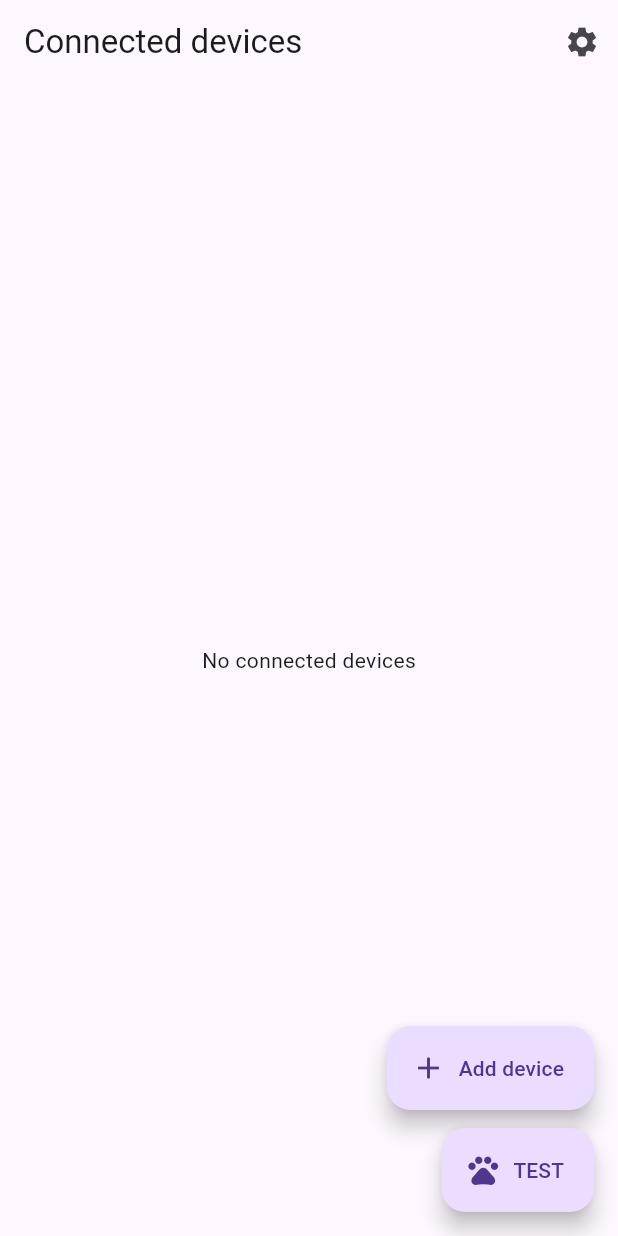
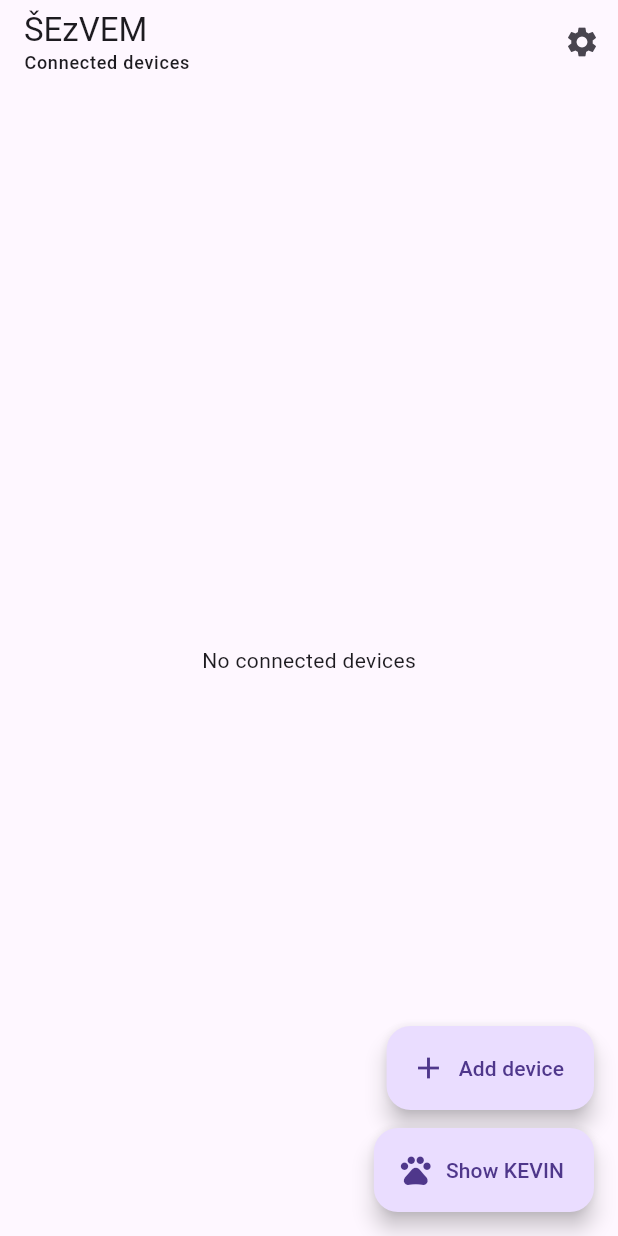
Before and after one commit to Zan-Infdata/sezvem-mobile, a Flutter app: the screen it shows after launch, after a tap on "Continue", on a phone screen of 412 x 824 dp. Run offline on Flutter 3.47's test engine with Material 3 defaults, Android fonts, the phone set to English and light mode, and no system bars; missing offline and left inert: flutter_reactive_ble.

Commit message:
Name the app ŠEzVEM and its companion KEVIN

```diff
--- /dev/null
+++ b/mobile/lib/app_names.dart
@@ -0,0 +1,3 @@
+const appName = 'ŠEzVEM';
+const companionName = 'KEVIN';
+const watchAppName = '$appName Watch';
--- a/mobile/lib/companion/companion_chat_panel.dart
+++ b/mobile/lib/companion/companion_chat_panel.dart
@@ -1,5 +1,6 @@
 import 'package:flutter/material.dart';
 
+import '../app_names.dart';
 import '../assistant/assistant_chat.dart';
 import '../assistant/assistant_engine.dart';
 
@@ -109,7 +110,7 @@ class _Header extends StatelessWidget {
             child: Column(
               crossAxisAlignment: CrossAxisAlignment.start,
               children: [
-                Text('IXLand companion', style: theme.textTheme.titleMedium),
+                Text(companionName, style: theme.textTheme.titleMedium),
                 Text(
                   _statusLine(chat.state),
                   style: theme.textTheme.bodySmall,
--- a/mobile/lib/companion/companion_overlay_app.dart
+++ b/mobile/lib/companion/companion_overlay_app.dart
@@ -2,6 +2,7 @@ import 'dart:async';
 
 import 'package:flutter/material.dart';
 
+import '../app_names.dart';
 import '../assistant/assistant_chat.dart';
 import '../assistant/assistant_engine.dart';
 import 'companion_actions.dart';
@@ -369,7 +370,7 @@ class _CompanionOverlayAppState extends State<CompanionOverlayApp>
           rect: head,
           child: Semantics(
             button: true,
-            label: 'IXLand companion. Tap to close the chat.',
+            label: '$companionName. Tap to close the chat.',
             child: GestureDetector(
               behavior: HitTestBehavior.opaque,
               onTap: _closeChat,
@@ -404,7 +405,7 @@ class _CompanionOverlayAppState extends State<CompanionOverlayApp>
       child: Semantics(
         button: true,
         label:
-            'IXLand companion. Tap to chat. Hold or swipe in any direction to interact.',
+            '$companionName. Tap to chat. Hold or swipe in any direction to interact.',
         child: GestureDetector(
           behavior: HitTestBehavior.opaque,
           onTap: () => _actions?.handle(CompanionInput.tap),
--- a/mobile/lib/devices/connected_devices_screen.dart
+++ b/mobile/lib/devices/connected_devices_screen.dart
@@ -4,6 +4,7 @@ import 'dart:convert';
 import 'package:flutter/material.dart';
 import 'package:flutter/services.dart';
 
+import '../app_names.dart';
 import '../companion/companion_monitoring.dart';
 import '../companion/companion_overlay.dart';
 import '../companion/companion_wander_test.dart';
@@ -188,7 +189,7 @@ class _ConnectedDevicesScreenState extends State<ConnectedDevicesScreen> {
         );
   }
 
-  Future<void> _testCompanion() async {
+  Future<void> _showCompanion() async {
     final companion = widget.companion;
     final messenger = ScaffoldMessenger.of(context);
     try {
@@ -200,7 +201,7 @@ class _ConnectedDevicesScreenState extends State<ConnectedDevicesScreen> {
         messenger.showSnackBar(
           const SnackBar(
             content: Text(
-              'Allow IXLand to display over other apps to test the companion.',
+              'Allow $appName to display over other apps to show $companionName.',
             ),
           ),
         );
@@ -215,7 +216,7 @@ class _ConnectedDevicesScreenState extends State<ConnectedDevicesScreen> {
     } on PlatformException {
       if (!mounted) return;
       messenger.showSnackBar(
-        const SnackBar(content: Text('Could not show the companion.')),
+        const SnackBar(content: Text('Could not show $companionName.')),
       );
     }
   }
@@ -270,7 +271,17 @@ class _ConnectedDevicesScreenState extends State<ConnectedDevicesScreen> {
           );
     return Scaffold(
       appBar: AppBar(
-        title: const Text('Connected devices'),
+        title: Column(
+          crossAxisAlignment: CrossAxisAlignment.start,
+          mainAxisSize: MainAxisSize.min,
+          children: [
+            const Text(appName),
+            Text(
+              'Connected devices',
+              style: Theme.of(context).textTheme.labelMedium,
+            ),
+          ],
+        ),
         actions: [
           IconButton(
             tooltip: 'Settings',
@@ -350,9 +361,9 @@ class _ConnectedDevicesScreenState extends State<ConnectedDevicesScreen> {
           ],
           FloatingActionButton.extended(
             heroTag: 'test_companion',
-            onPressed: _testCompanion,
+            onPressed: _showCompanion,
             icon: const Icon(Icons.pets),
-            label: const Text('TEST'),
+            label: const Text('Show $companionName'),
           ),
         ],
       ),
--- a/mobile/lib/main.dart
+++ b/mobile/lib/main.dart
@@ -1,6 +1,7 @@
 import 'package:flutter/material.dart';
 import 'package:flutter/services.dart';
 
+import 'app_names.dart';
 import 'companion/companion_overlay_app.dart';
 import 'devices/connected_devices_screen.dart';
 import 'settings/patient_settings.dart';
@@ -63,7 +64,7 @@ class IxlandApp extends StatelessWidget {
   @override
   Widget build(BuildContext context) {
     return MaterialApp(
-      title: 'IXLand',
+      title: appName,
       home: LoginScreen(
         adapters: adapters,
         patientSettings: patientSettings,
@@ -98,7 +99,12 @@ class LoginScreen extends StatelessWidget {
     return Scaffold(
       appBar: AppBar(title: const Text('Sign in')),
       body: Center(
-        child: FilledButton(
+        child: Column(
+          mainAxisSize: MainAxisSize.min,
+          children: [
+            Text(appName, style: Theme.of(context).textTheme.headlineMedium),
+            const SizedBox(height: 16),
+            FilledButton(
               onPressed: () {
                 Navigator.of(context).pushReplacement(
                   MaterialPageRoute<void>(
@@ -113,6 +119,8 @@ class LoginScreen extends StatelessWidget {
               },
               child: const Text('Continue'),
             ),
+          ],
+        ),
       ),
     );
   }
--- a/mobile/lib/wearables/samsung/samsung_wear_adapter.dart
+++ b/mobile/lib/wearables/samsung/samsung_wear_adapter.dart
@@ -1,5 +1,6 @@
 import 'package:flutter/services.dart';
 
+import '../../app_names.dart';
 import '../wearable_adapter.dart';
 
 final class SamsungWearAdapter implements WearableAdapter {
@@ -11,7 +12,7 @@ final class SamsungWearAdapter implements WearableAdapter {
   @override
   List<String> get setupSteps => const [
     'Pair your Galaxy Watch with this phone in Galaxy Wearable.',
-    'Install and open IXLand Watch on your watch.',
+    'Install and open $watchAppName on your watch.',
     'Tap Scan for Samsung Galaxy Watch here and select your watch.',
     'On the watch, tap Start and allow heart-rate and physical activity access. Keep the watch app open to stream readings.',
   ];
@@ -54,7 +55,7 @@ final class SamsungWearAdapter implements WearableAdapter {
       }
     } on PlatformException {
       throw const WearableException(
-        'Could not receive readings. Open IXLand Watch and reconnect.',
+        'Could not receive readings. Open $watchAppName and reconnect.',
       );
     }
   }
```
Also changed, not shown: 12 other files. Lines whose indentation alone changed are shown as unchanged.
